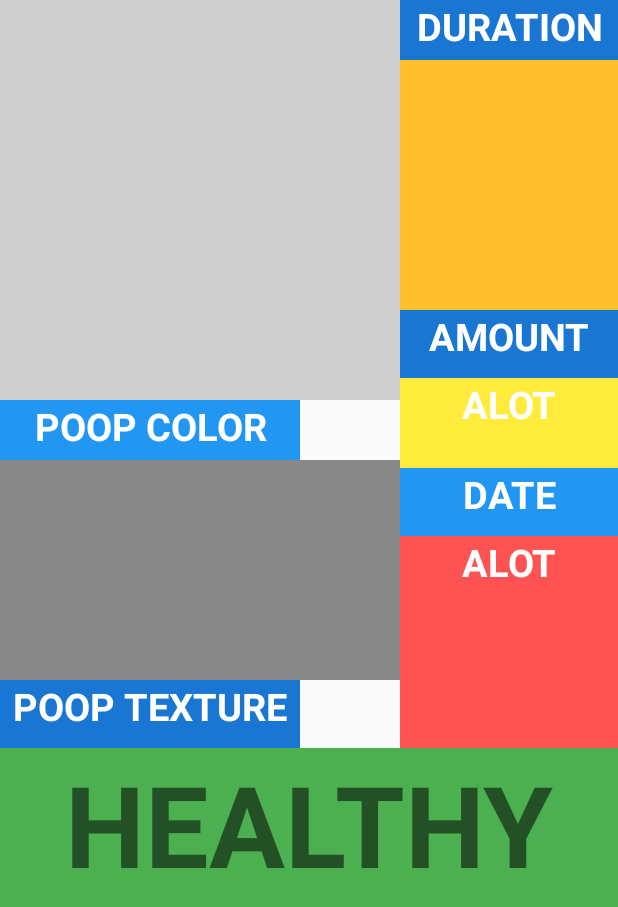
After one commit to yhc5/HappyPoo, an Android app: the layout activity_session_detail.xml on its own in the app's theme, with its tools: preview values and no code run, on a phone screen of 412 x 824 dp. The commit adds this screen. Shown: the top 907 px of the screen. Run offline under Robolectric (Android 15) with nearby library versions, the phone set to English and light mode, and no system bars.

Commit message:
Progress on making poop session detail

```diff
--- a/app/src/main/java/comapplication/example/yoonhyung/happypoo/GraphsActivity.java
+++ b/app/src/main/java/comapplication/example/yoonhyung/happypoo/GraphsActivity.java
@@ -1,10 +1,17 @@
 package comapplication.example.yoonhyung.happypoo;
 
+import android.content.Intent;
 import android.os.Bundle;
+import android.support.design.widget.FloatingActionButton;
+import android.support.design.widget.Snackbar;
 import android.support.v7.app.AppCompatActivity;
+import android.view.View;
 import android.widget.TextView;
 import java.io.IOException;
 import java.io.InputStream;
+import java.util.ArrayList;
+import java.util.HashMap;
+
 import android.util.Log;
 
 import org.json.JSONArray;
@@ -15,14 +22,26 @@ import org.json.JSONObject;
  */
 public class GraphsActivity extends AppCompatActivity{
 
+    private ArrayList<HashMap<String, String>> masterSessions;
     @Override
     protected void onCreate(Bundle savedInstanceState) {
         super.onCreate(savedInstanceState);
         getUpdatedSessions();
         setContentView(R.layout.activity_graphs);
+        FloatingActionButton fab = (FloatingActionButton) findViewById(R.id.fab);
+
+        fab.setOnClickListener(new View.OnClickListener() {
+            @Override
+            public void onClick(View view) {
+                openMakeSession(1);
+            }
+        });
     }
 
+
+
     void getUpdatedSessions(){
+        masterSessions = new ArrayList<HashMap<String,String>>();
         try {
             InputStream is = getAssets().open("test.json");
             int size = is.available();
@@ -39,16 +58,29 @@ public class GraphsActivity extends AppCompatActivity{
 
                 for(int i = 0; i<jsonArray.length(); i++){
                     JSONObject session = jsonArray.getJSONObject(i);
-                    String dateTime = session.optString("dateTime").toString();
-                    int duration = Integer.parseInt(session.optString("duration").toString());
-                    int color = Integer.parseInt(session.optString("color").toString());
-                    int amount = Integer.parseInt(session.optString("amount").toString());
+                    HashMap<String, String> sessionMap = new HashMap<String, String>();
+                    sessionMap.put("dateTime", session.optString("dateTime").toString());
+                    sessionMap.put("duration", session.optString("duration").toString());
+                    sessionMap.put("color", session.optString("color").toString());
+                    sessionMap.put("amount", session.optString("amount").toString());
+                    masterSessions.add(sessionMap);
                 }
             } catch (org.json.JSONException e){
+                /** TODO: Exception catching **/
             }
         } catch (IOException ex){
-
+            /** TODO: Exception catching **/
         }
     }
 
+    public void openMakeSession(int i){
+        HashMap<String, String> map = masterSessions.get(i);
+        Intent intent = new Intent(this, SessionDetailActivity.class);
+        intent.putExtra("dateTime", map.get("dateTime"));
+        intent.putExtra("duration", map.get("duration"));
+        intent.putExtra("color", map.get("color"));
+        intent.putExtra("amount", map.get("amount"));
+        startActivity(intent);
+    }
+
 }
--- /dev/null
+++ b/app/src/main/java/comapplication/example/yoonhyung/happypoo/SessionDetailActivity.java
@@ -0,0 +1,42 @@
+package comapplication.example.yoonhyung.happypoo;
+
+import android.os.Bundle;
+import android.content.Intent;
+import android.support.v7.app.AppCompatActivity;
+import android.widget.ImageView;
+
+/**
+ * Created by catzhangy1 on 4/2/16.
+ */
+public class SessionDetailActivity extends AppCompatActivity {
+    private String dateTime;
+    private String duration;
+    private String color;
+    private String texture;
+    private String amount;
+
+//    private Integer[] mThumbIds = {
+//            R.drawable.song_poop1, R.drawable.song_poop2,
+//            R.drawable.song_poop3, R.drawable.song_poop4,
+//            R.drawable.song_poop5, R.drawable.song_poop6,
+//            R.drawable.song_poop7, R.drawable.song_poop8,
+//            R.drawable.song_poop9
+//    };
+
+    @Override
+    protected void onCreate(Bundle savedInstanceState) {
+        super.onCreate(savedInstanceState);
+        Intent myIntent = getIntent();
+        dateTime = myIntent.getStringExtra("dateTime");
+        duration = myIntent.getStringExtra("duration");
+        color = myIntent.getStringExtra("color");
+        texture = myIntent.getStringExtra("texture");
+        amount = myIntent.getStringExtra("amount");
+
+        setContentView(R.layout.activity_session_detail);
+
+        ImageView image = (ImageView) findViewById(R.id.imageView);
+//        image.setImageResource(mThumbIds[Integer.parseInt(color)]);
+    }
+
+}
--- a/app/src/main/res/layout/activity_graphs.xml
+++ b/app/src/main/res/layout/activity_graphs.xml
@@ -14,4 +14,9 @@
         android:layout_alignParentTop="true"
         android:layout_alignParentLeft="true"
         android:layout_alignParentStart="true" />
+
+    <android.support.design.widget.FloatingActionButton android:id="@+id/fab"
+        android:layout_width="wrap_content" android:layout_height="wrap_content"
+        android:layout_gravity="bottom|end" android:layout_margin="@dimen/fab_margin"
+        android:src="@android:drawable/ic_dialog_email" />
 </RelativeLayout>
--- /dev/null
+++ b/app/src/main/res/layout/activity_session_detail.xml
@@ -0,0 +1,148 @@
+<?xml version="1.0" encoding="utf-8"?>
+<RelativeLayout xmlns:android="http://schemas.android.com/apk/res/android"
+    android:layout_width="match_parent" android:layout_height="match_parent"
+    android:textAlignment="center">
+
+    <ImageView
+        android:layout_width="400px"
+        android:layout_height="400px"
+        android:id="@+id/imageView"
+        android:foreground="#cecece" />
+
+    <ImageView
+        android:layout_width="400px"
+        android:layout_height="220px"
+        android:id="@+id/imageView2"
+        android:foreground="#888888"
+        android:focusableInTouchMode="true"
+        android:layout_below="@+id/textView3"
+        android:layout_alignParentLeft="true"
+        android:layout_alignParentStart="true" />
+
+    <TextView
+        android:layout_width="200dp"
+        android:layout_height="40dp"
+        android:text="POOP COLOR"
+        android:id="@+id/textView3"
+        android:layout_below="@+id/imageView"
+        android:layout_alignParentLeft="true"
+        android:layout_alignParentStart="true"
+        android:background="#2196F3"
+        android:textSize="25dp"
+        android:textColor="#FFFFFF"
+        android:textAlignment="center"
+        android:textStyle="bold" />
+
+    <TextView
+        android:layout_width="200dp"
+        android:layout_height="45dp"
+        android:text="POOP TEXTURE"
+        android:id="@+id/textView4"
+        android:layout_below="@+id/imageView2"
+        android:layout_alignParentLeft="true"
+        android:layout_alignParentStart="true"
+        android:background="#1976D2"
+        android:textColor="#FFFFFF"
+        android:textSize="25dp"
+        android:textAlignment="center"
+        android:textIsSelectable="false"
+        android:textStyle="bold" />
+
+    <TextView
+        android:layout_width="200dp"
+        android:layout_height="40dp"
+        android:text="DURATION"
+        android:id="@+id/textView5"
+        android:layout_alignParentTop="true"
+        android:layout_toRightOf="@+id/imageView"
+        android:layout_toEndOf="@+id/imageView"
+        android:background="#1976D2"
+        android:textColor="#FFFFFF"
+        android:textSize="25dp"
+        android:visibility="visible"
+        android:textStyle="bold"
+        android:textAlignment="center" />
+
+    <TextView
+        android:layout_width="400px"
+        android:layout_height="250px"
+        android:id="@+id/textView6"
+        android:layout_below="@+id/textView5"
+        android:layout_toRightOf="@+id/imageView"
+        android:layout_toEndOf="@+id/imageView"
+        android:background="#FFC02D" />
+
+    <TextView
+        android:layout_width="400px"
+        android:layout_height="45dp"
+        android:text="AMOUNT"
+        android:id="@+id/textView7"
+        android:layout_below="@+id/textView6"
+        android:layout_toRightOf="@+id/imageView"
+        android:layout_toEndOf="@+id/imageView"
+        android:textSize="25dp"
+        android:background="#1976D2"
+        android:textColor="#ffffff"
+        android:textStyle="bold"
+        android:textAlignment="center" />
+
+    <TextView
+        android:layout_width="400px"
+        android:layout_height="60dp"
+        android:text="ALOT"
+        android:id="@+id/textView8"
+        android:textSize="25dp"
+        android:background="#FFEB3B"
+        android:textColor="#ffffff"
+        android:textStyle="bold"
+        android:textAlignment="center"
+        android:layout_below="@+id/textView7"
+        android:layout_toRightOf="@+id/imageView2"
+        android:layout_toEndOf="@+id/imageView2" />
+
+    <TextView
+        android:layout_width="400px"
+        android:layout_height="45dp"
+        android:text="DATE"
+        android:id="@+id/textView9"
+        android:textSize="25dp"
+        android:background="#2196F3"
+        android:textColor="#ffffff"
+        android:textStyle="bold"
+        android:textAlignment="center"
+        android:layout_below="@+id/textView8"
+        android:layout_toRightOf="@+id/imageView2"
+        android:layout_toEndOf="@+id/imageView2" />
+
+    <TextView
+        android:layout_width="400px"
+        android:layout_height="60dp"
+        android:text="ALOT"
+        android:id="@+id/textView10"
+        android:textSize="25dp"
+        android:background="#FF5252"
+        android:textColor="#ffffff"
+        android:textStyle="bold"
+        android:textAlignment="center"
+        android:layout_below="@+id/textView9"
+        android:layout_toRightOf="@+id/imageView2"
+        android:layout_toEndOf="@+id/imageView2"
+        android:layout_alignBottom="@+id/textView4" />
+
+    <TextView
+        android:layout_width="wrap_content"
+        android:layout_height="wrap_content"
+        android:text="HEALTHY"
+        android:id="@+id/textView11"
+        android:layout_below="@+id/textView4"
+        android:layout_alignParentLeft="true"
+        android:layout_alignParentStart="true"
+        android:layout_alignParentBottom="true"
+        android:layout_alignRight="@+id/textView10"
+        android:layout_alignEnd="@+id/textView10"
+        android:background="#4CAF50"
+        android:textSize="75dp"
+        android:textAlignment="center"
+        android:textStyle="bold" />
+
+</RelativeLayout>
```
